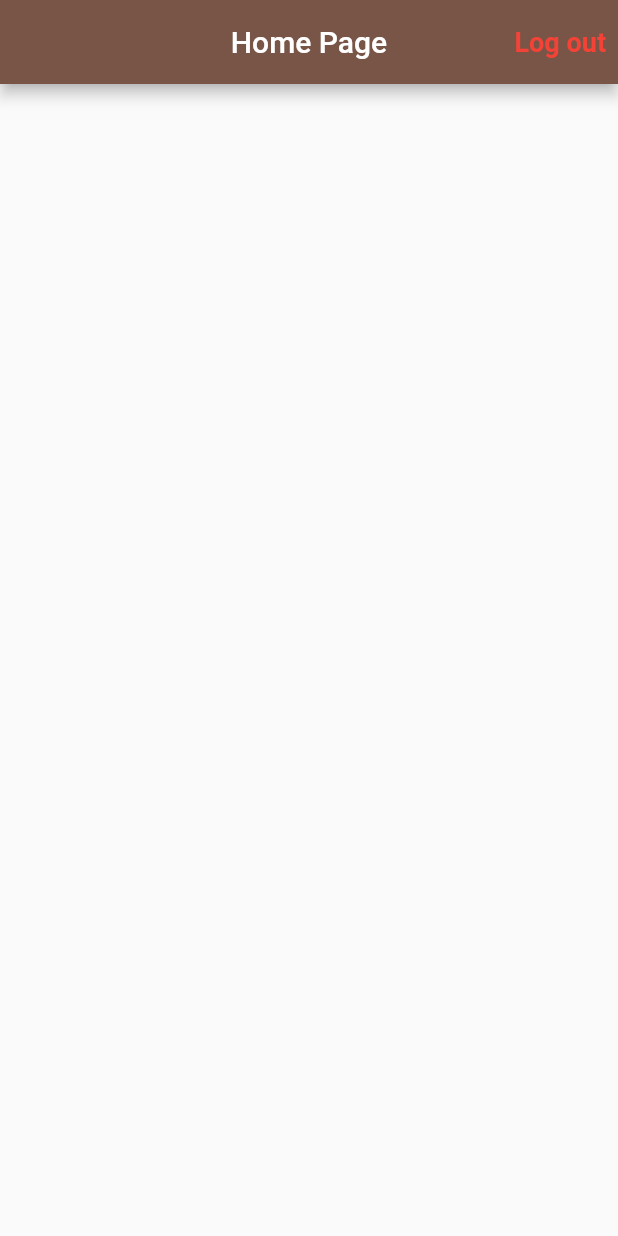
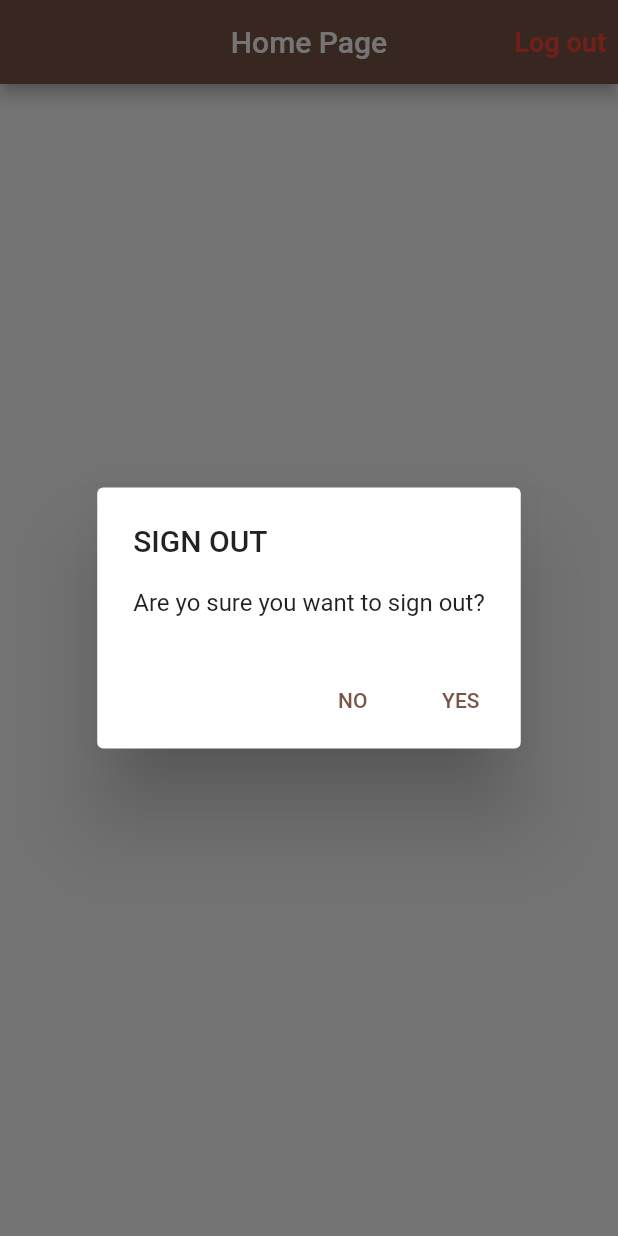
Before and after one commit to noureddine8/Time_Tracker, a Flutter app: the screen it shows once a user with an empty profile is signed in, after a tap on "Log out", on a phone screen of 412 x 824 dp. Run offline on Flutter 3.47's test engine with Material 2 defaults, Android fonts, the phone set to English and light mode, and no system bars; our stand-ins replace firebase_auth, firebase_core, google_sign_in; missing offline and left inert: flutter_login_facebook; accounts and stored records are empty.

Commit message:
Added the dialog to confirm sign out and to show login and sign inerrors

```diff
--- a/lib/home.dart
+++ b/lib/home.dart
@@ -13,6 +13,27 @@ class Home extends StatelessWidget {
     }
   }
 
+  Future<void> _confirmSignOut(BuildContext context) async {
+    final bool didRequestSignOut = await showDialog(
+        context: context,
+        barrierDismissible: true,
+        builder: (context) => AlertDialog(
+              title: Text("SIGN OUT"),
+              content: Text("Are yo sure you want to sign out?"),
+              actions: [
+                TextButton(
+                    onPressed: () => Navigator.pop(context, false),
+                    child: Text("NO")),
+                TextButton(
+                    onPressed: () => Navigator.pop(context, true),
+                    child: Text("YES"))
+              ],
+            ));
+    if (didRequestSignOut) {
+      _signOut();
+    }
+  }
+
   @override
   Widget build(BuildContext context) {
     return Scaffold(
@@ -21,7 +42,7 @@ class Home extends StatelessWidget {
         centerTitle: true,
         actions: [
           TextButton(
-              onPressed: _signOut,
+              onPressed: () => _confirmSignOut(context),
               child: Text(
                 "Log out",
                 style: TextStyle(
```
Also changed, not shown: lib/auth/email_signin_form.dart (+12 -1 lines).
